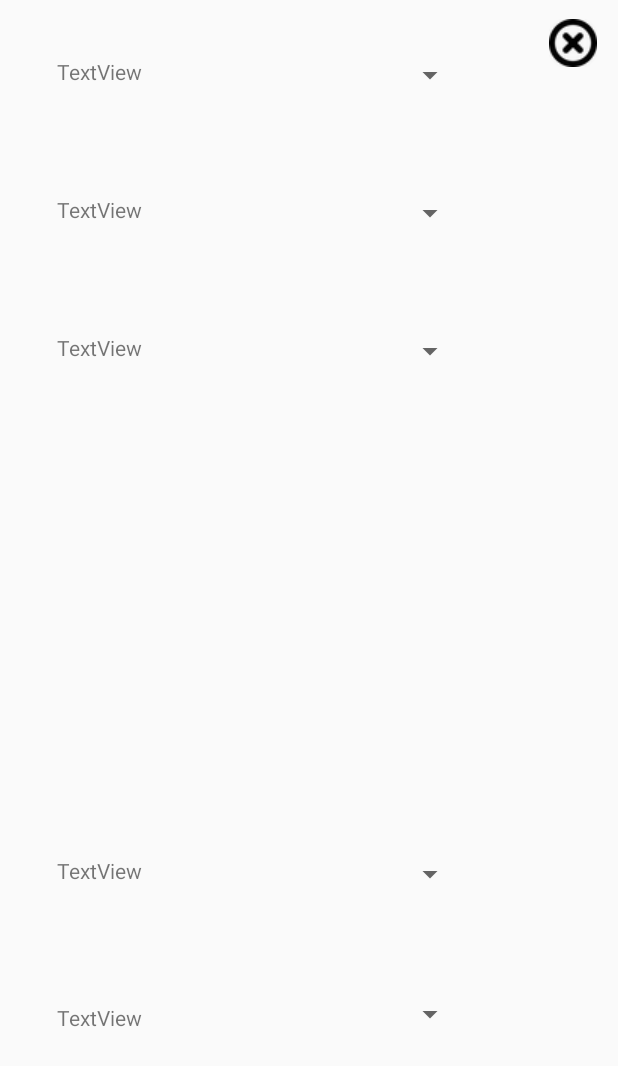
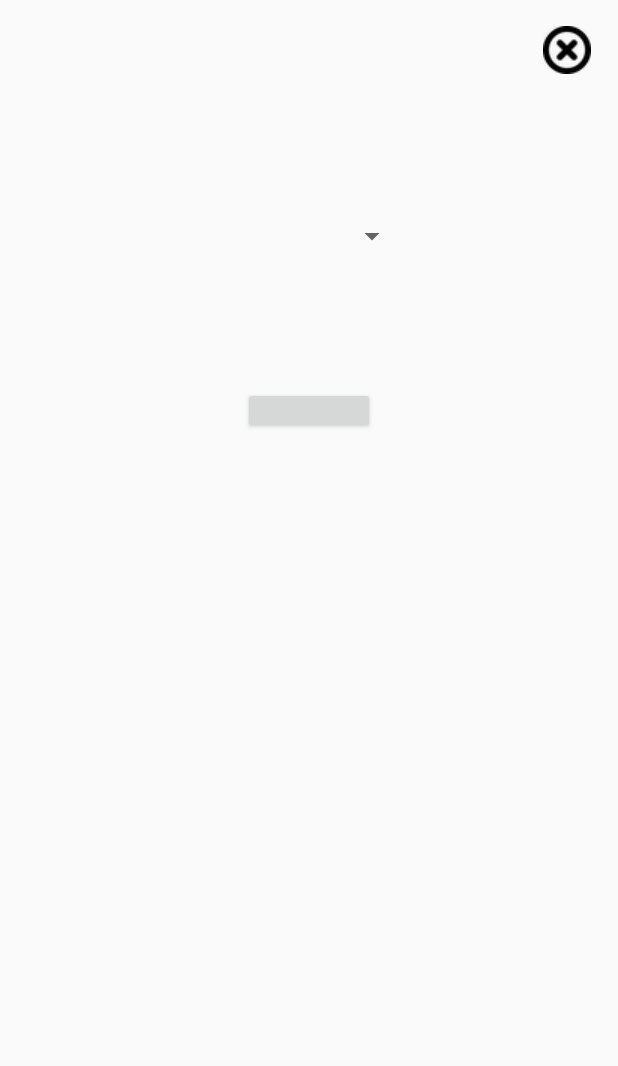
Before and after one commit to edmundham/android_project, an Android app: the layout sort_layout.xml on its own in the app's theme, with its tools: preview values and no code run, on a phone screen of 412 x 824 dp. Shown: the top 1066 px of the screen. Run offline under Robolectric (Android 15) with nearby library versions, the phone set to English and light mode, and no system bars.

Commit message:
fix UI and remove filter button

```diff
--- a/app/src/main/java/ca/bcit/android_project/MapActivity.java
+++ b/app/src/main/java/ca/bcit/android_project/MapActivity.java
@@ -108,9 +108,6 @@ public class MapActivity extends AppCompatActivity implements
                         customView,LayoutParams.MATCH_PARENT,LayoutParams.MATCH_PARENT
 
                 );
-
-                // Set an elevation value for popup window
-                // Call requires API level 21
                 if(Build.VERSION.SDK_INT>=21){
                     mPopupWindow.setElevation(5.0f);
                 }
--- a/app/src/main/res/layout/activity_list.xml
+++ b/app/src/main/res/layout/activity_list.xml
@@ -9,17 +9,16 @@
 
     <EditText
         android:id="@+id/searchBox"
-        android:layout_width="267dp"
+        android:layout_width="343dp"
         android:layout_height="34dp"
-        android:layout_alignParentStart="true"
         android:layout_alignParentTop="true"
-        android:layout_marginStart="16dp"
+        android:layout_centerHorizontal="true"
         android:layout_marginTop="20dp"
         android:background="@android:color/white"
         android:hint="Search Location"
+        android:imeOptions="actionSearch"
+        android:inputType="text"
         android:paddingLeft="3dp"
-        android:inputType="text"
-        android:imeOptions="actionSearch"
         android:textColor="@android:color/black"></EditText>
 
     <Button
@@ -31,22 +30,12 @@
         android:layout_marginTop="5dp"
         android:background="@drawable/ic_search" />
 
-    <Button
-        android:id="@+id/btn"
-        android:layout_width="69dp"
-        android:layout_height="38dp"
-        android:layout_alignBottom="@+id/searchBox"
-        android:layout_alignParentEnd="true"
-        android:layout_marginEnd="18dp"
-        android:text="Filter" />
-
     <ListView
         android:id="@+id/crimesList"
         android:layout_width="match_parent"
-        android:layout_height="457dp"
+        android:layout_height="494dp"
         android:layout_alignParentBottom="true"
         android:layout_alignParentStart="true"
-        android:layout_marginBottom="20dp"
         app:layout_constraintBottom_toBottomOf="parent"
         app:layout_constraintEnd_toEndOf="parent"
         app:layout_constraintHorizontal_bias="0.0"
--- a/app/src/main/res/layout/activity_map.xml
+++ b/app/src/main/res/layout/activity_map.xml
@@ -19,9 +19,8 @@
         android:id="@+id/searchBox"
         android:layout_width="250dp"
         android:layout_height="34dp"
-        android:layout_alignParentLeft="true"
         android:layout_alignParentTop="true"
-        android:layout_marginLeft="18dp"
+        android:layout_centerHorizontal="true"
         android:layout_marginTop="14dp"
         android:background="@android:color/white"
         android:hint="Search Location"
@@ -37,12 +36,4 @@
         android:layout_marginTop="5dp"
         android:background="@drawable/ic_search" />
 
-    <Button
-        android:id="@+id/btn"
-        android:layout_width="69dp"
-        android:layout_height="38dp"
-        android:layout_alignParentEnd="true"
-        android:layout_alignTop="@+id/searchBox"
-        android:layout_marginEnd="35dp"
-        android:text="Filter" />
 </RelativeLayout>
--- a/app/src/main/res/layout/sort_layout.xml
+++ b/app/src/main/res/layout/sort_layout.xml
@@ -6,104 +6,33 @@
     android:layout_height="match_parent"
     android:padding="2dp">
 
-    <TextView
-        android:id="@+id/textView7"
+    <ImageButton
+        android:id="@+id/ib_close"
         android:layout_width="wrap_content"
         android:layout_height="wrap_content"
-        android:layout_alignBottom="@+id/spinner6"
-        android:layout_alignStart="@+id/textView3"
-        android:text="TextView" />
-
-    <TextView
-        android:id="@+id/textView6"
-        android:layout_width="wrap_content"
-        android:layout_height="wrap_content"
-        android:layout_alignStart="@+id/textView3"
-        android:layout_alignTop="@+id/spinner5"
-        android:text="TextView" />
-
-    <Spinner
-        android:id="@+id/spinner6"
-        android:layout_width="132dp"
-        android:layout_height="wrap_content"
-        android:layout_alignParentBottom="true"
-        android:layout_alignStart="@+id/spinner"
-        android:layout_column="0"
-        android:layout_marginBottom="134dp"
-        android:layout_row="1" />
-
-    <Spinner
-        android:id="@+id/spinner5"
-        android:layout_width="132dp"
-        android:layout_height="wrap_content"
-        android:layout_alignParentBottom="true"
-        android:layout_alignStart="@+id/spinner"
-        android:layout_column="0"
-        android:layout_marginBottom="227dp"
-        android:layout_row="1" />
-
-    <ImageButton
-        android:id="@+id/ib_close"
-        android:layout_width="56dp"
-        android:layout_height="53dp"
         android:layout_alignParentEnd="true"
         android:layout_alignParentTop="true"
+        android:layout_marginEnd="16dp"
+        android:layout_marginTop="15dp"
         android:background="@null"
         android:src="@drawable/close_icon" />
-    <Spinner
-        android:id="@+id/spinner4"
-        android:layout_width="132dp"
-        android:layout_height="wrap_content"
-        android:layout_alignStart="@+id/spinner"
-        android:layout_alignTop="@+id/textView5"
-        android:layout_column="0"
-        android:layout_row="1" />
-
-    <TextView
-        android:id="@+id/textView5"
-        android:layout_width="wrap_content"
-        android:layout_height="wrap_content"
-        android:layout_alignParentTop="true"
-        android:layout_alignStart="@+id/textView3"
-        android:layout_marginTop="220dp"
-        android:text="TextView" />
-
-    <Spinner
-        android:id="@+id/spinner3"
-        android:layout_width="132dp"
-        android:layout_height="wrap_content"
-        android:layout_alignParentEnd="true"
-        android:layout_alignTop="@+id/textView4"
-        android:layout_column="0"
-        android:layout_marginEnd="99dp"
-        android:layout_row="1" />
-
-    <TextView
-        android:id="@+id/textView3"
-        android:layout_width="wrap_content"
-        android:layout_height="wrap_content"
-        android:layout_alignParentStart="true"
-        android:layout_alignParentTop="true"
-        android:layout_marginStart="36dp"
-        android:layout_marginTop="36dp"
-        android:text="TextView" />
 
     <Spinner
         android:id="@+id/spinner"
         android:layout_width="132dp"
-        android:layout_height="wrap_content"
-        android:layout_alignStart="@+id/spinner3"
-        android:layout_alignTop="@+id/textView3"
+        android:layout_height="35dp"
+
+        android:layout_alignParentTop="true"
+        android:layout_centerHorizontal="true"
         android:layout_column="0"
+        android:layout_marginTop="138dp"
         android:layout_row="1" />
 
-    <TextView
-        android:id="@+id/textView4"
+    <Button
         android:layout_width="wrap_content"
-        android:layout_height="wrap_content"
+        android:layout_height="31dp"
         android:layout_alignParentTop="true"
-        android:layout_alignStart="@+id/textView3"
-        android:layout_marginTop="128dp"
-        android:text="TextView" />
+        android:layout_centerHorizontal="true"
+        android:layout_marginTop="256dp" />
 
 </RelativeLayout>
```
